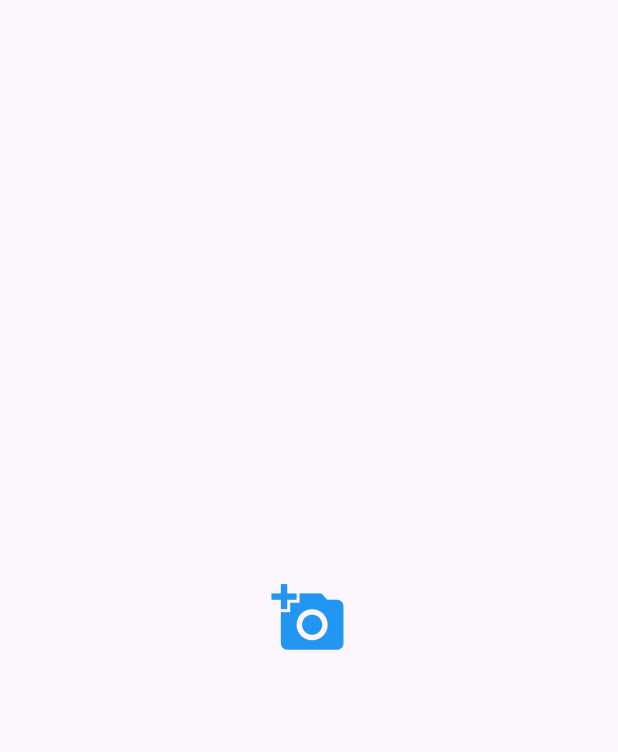
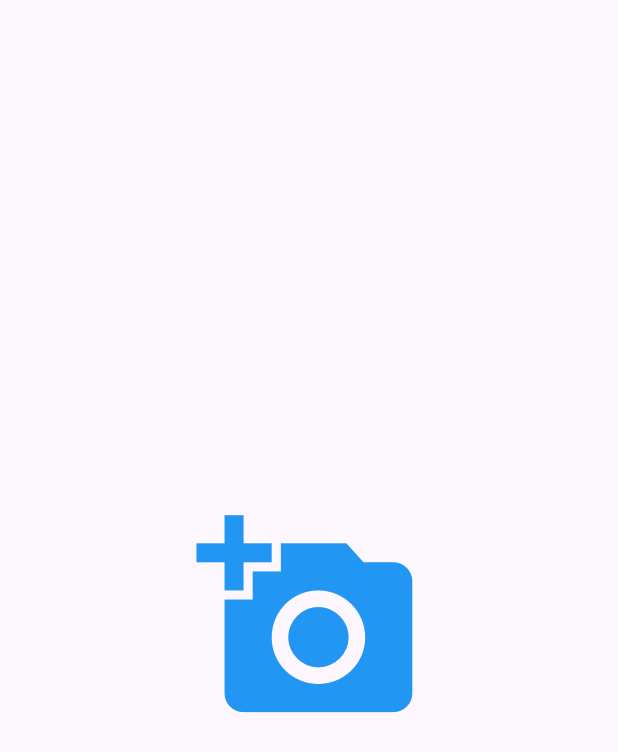
Before and after one commit to arafat-mahmud/flutter_application_1, a Flutter app: the Homepage screen opened directly, on a phone screen of 412 x 824 dp. Shown: the top 752 px of the screen. Run offline on Flutter 3.47's test engine with Material 3 defaults, Android fonts, the phone set to English and light mode, and no system bars; our stand-ins replace liquid_swipe.

Commit message:
Hero_widget

```diff
--- a/lib/15. Hero_widget.dart
+++ b/lib/15. Hero_widget.dart
@@ -27,7 +27,7 @@ class _HomepageState extends State<Homepage> {
             tag: "add",
             child: Icon(
               Icons.add_a_photo,
-              size: 50,
+              size: 150,
               color: Colors.blue,
             ),
           ),
```
